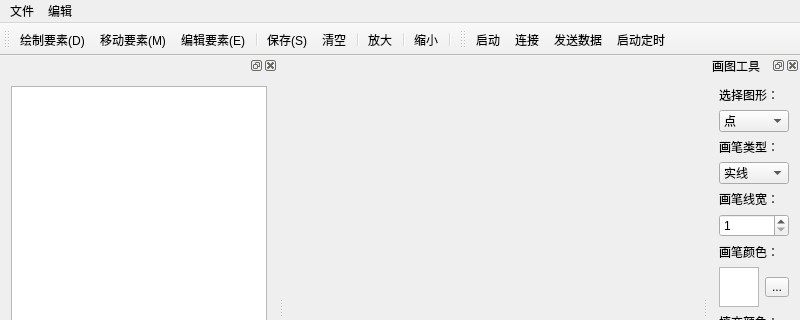
Above: GIS_Project/mainwindow.ui from WZhutian/GIS_Project before the change; both pictures show x 0 to 800 and y 0 to 320 of the 800 by 580 pixel window. Below: the same form after it.
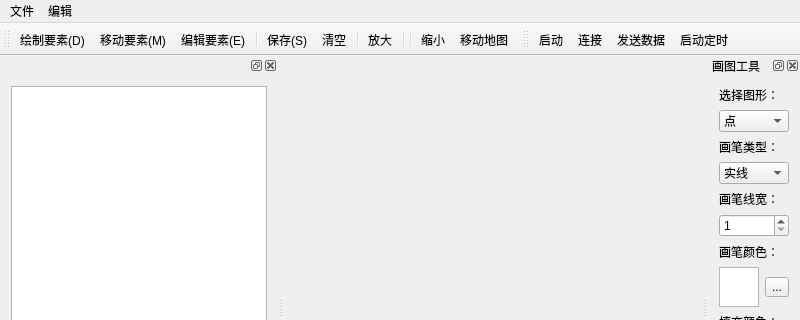
That is the form after the change. Icons and pictures are not drawn.

Commit message: 添加地图漫游功能（未成功）

The edit to the form file:
```diff
--- a/GIS_Project/mainwindow.ui
+++ b/GIS_Project/mainwindow.ui
@@ -66,8 +66,9 @@
    <addaction name="separator"/>
    <addaction name="action_ZoomIn"/>
    <addaction name="separator"/>
+   <addaction name="separator"/>
    <addaction name="action_ZoomOut"/>
-   <addaction name="separator"/>
+   <addaction name="action_movescene"/>
   </widget>
   <widget class="QToolBar" name="toolBar">
    <property name="windowTitle">
@@ -539,6 +540,18 @@
     <string>&lt;html&gt;&lt;head/&gt;&lt;body&gt;&lt;p&gt;启动服务端&lt;/p&gt;&lt;/body&gt;&lt;/html&gt;</string>
    </property>
   </action>
+  <action name="action_movescene">
+   <property name="checkable">
+    <bool>true</bool>
+   </property>
+   <property name="icon">
+    <iconset resource="ICON/icon.qrc">
+     <normaloff>:/new/prefix1/pan.png</normaloff>:/new/prefix1/pan.png</iconset>
+   </property>
+   <property name="text">
+    <string>移动地图</string>
+   </property>
+  </action>
  </widget>
  <layoutdefault spacing="6" margin="11"/>
  <resources>
```
Left out of the diff: 5 changed lines with no effect on the pictures. The commit also changes 4 other files.
